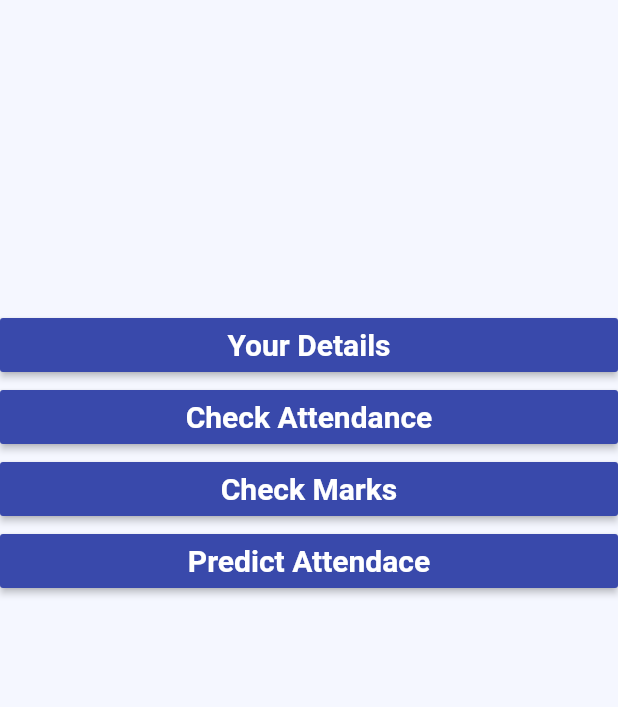
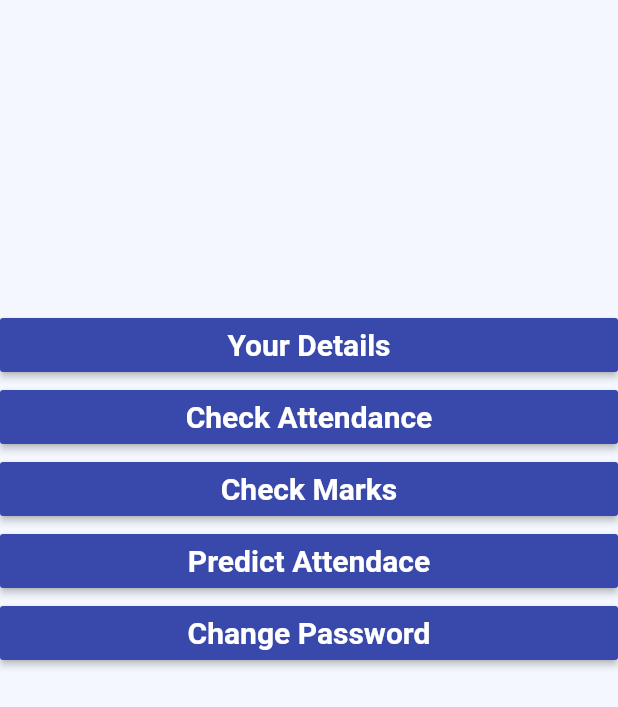
Before and after one commit to saisrinivaspaila/StudentProtal, a Flutter app: the screen it shows after launch, after a tap on "Login", on a phone screen of 412 x 824 dp. Shown: the top 707 px of the screen. Run offline on Flutter 3.47's test engine with Material 2 defaults, Android fonts, the phone set to English and light mode, and no system bars; network calls fail; Roboto replaces fonts that are missing (Montserrat).

Commit message:
added Change password in menu

```diff
--- a/lib/menuPage.dart
+++ b/lib/menuPage.dart
@@ -17,7 +17,8 @@ class _MenuPageState extends State<MenuPage> {
     "Your Details",
     "Check Attendance",
     "Check Marks",
-    "Predict Attendace"
+    "Predict Attendace",
+    "Change Password"
   ];
   final _regId, _pass;
   _MenuPageState(this._regId, this._pass);
@@ -37,7 +38,7 @@ class _MenuPageState extends State<MenuPage> {
       backgroundColor: Color(0xfff5f7ff),
       body: Center(
         child: Container(
-          padding: EdgeInsets.symmetric(vertical: _height / 4),
+          padding: EdgeInsets.symmetric(vertical: _height/4),
           child: Column(
             children: <Widget>[
               ScopedModelDescendant(
@@ -85,6 +86,15 @@ class _MenuPageState extends State<MenuPage> {
                                       color: Colors.white,
                                       fontWeight: FontWeight.bold)),
                             ),
+                            RaisedButton(
+                              color: Color(0xff3949ab),
+                              onPressed: () {},
+                              child: Text("${menu[4]}",
+                                  textAlign: TextAlign.center,
+                                  style: style.copyWith(
+                                      color: Colors.white,
+                                      fontWeight: FontWeight.bold)),
+                            ),
                           ],
                         ));
                 },
```
